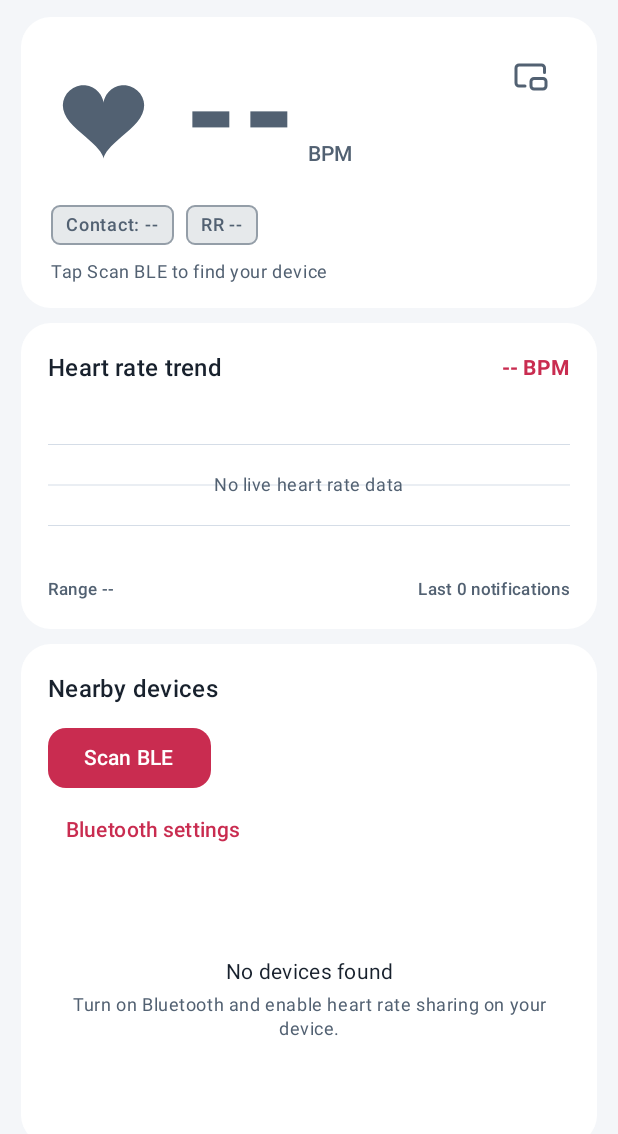
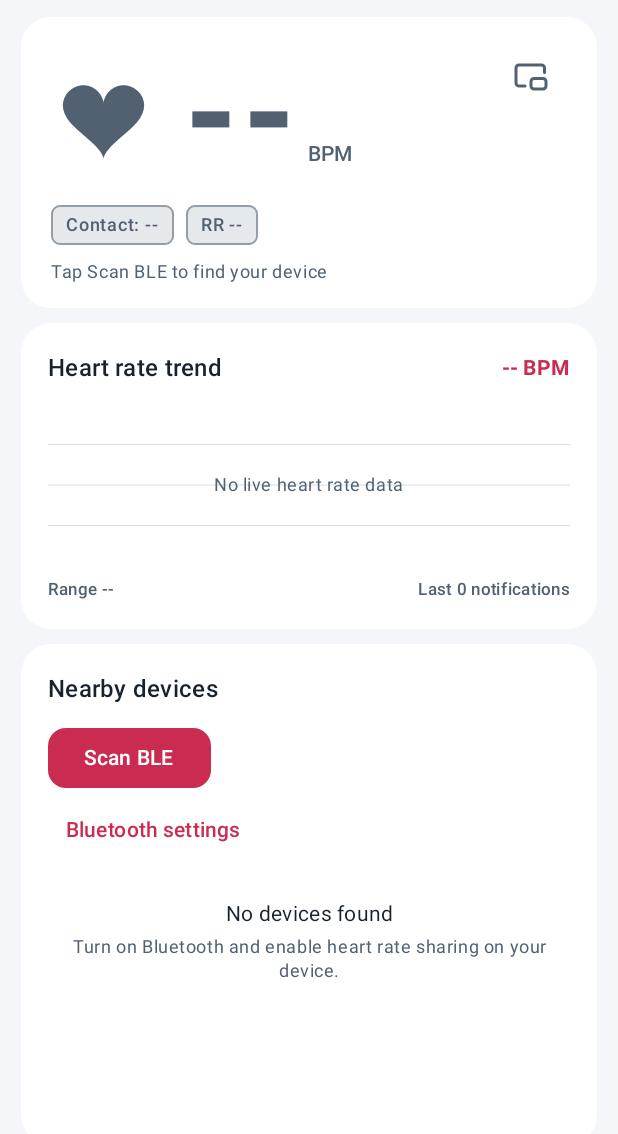
Before and after one commit to frailty9/ble-hr-viewer, an Android app built with Jetpack Compose: the screen it shows after launch (MainActivity), on a phone screen of 412 x 824 dp, the part 70-1204 px from its top. Run offline under Robolectric (Android 15) with nearby library versions, the phone set to English and light mode, and no system bars.

Commit message:
feat: 优化大屏主页布局并固定设置标题栏

```diff
--- a/app/src/main/java/com/example/blehr/feature/home/HomeScreen.kt
+++ b/app/src/main/java/com/example/blehr/feature/home/HomeScreen.kt
@@ -1,6 +1,7 @@
 package com.example.blehr.feature.home
 
 import androidx.compose.foundation.layout.Arrangement
+import androidx.compose.foundation.layout.Box
 import androidx.compose.foundation.layout.BoxWithConstraints
 import androidx.compose.foundation.layout.Column
 import androidx.compose.foundation.layout.Row
@@ -16,11 +17,14 @@ import androidx.compose.foundation.layout.only
 import androidx.compose.foundation.layout.padding
 import androidx.compose.foundation.layout.safeDrawing
 import androidx.compose.foundation.layout.windowInsetsPadding
+import androidx.compose.foundation.layout.widthIn
 import androidx.compose.foundation.rememberScrollState
 import androidx.compose.foundation.verticalScroll
 import androidx.compose.runtime.Composable
+import androidx.compose.ui.Alignment
 import androidx.compose.ui.Modifier
 import androidx.compose.ui.layout.Layout
+import androidx.compose.ui.layout.SubcomposeLayout
 import androidx.compose.ui.platform.testTag
 import androidx.compose.ui.unit.Constraints
 import androidx.compose.ui.unit.dp
@@ -44,51 +48,52 @@ fun HomeScreen(
     onOpenBluetoothSettings: () -> Unit,
     onToggleOverlay: () -> Unit,
 ) {
-    // Declare each layout's scroll state outside the orientation branch so it survives rotation.
-    val portraitScroll = rememberScrollState()
-    val landscapeLeftScroll = rememberScrollState()
-    val landscapeRightScroll = rememberScrollState()
+    // Keep each scroll position when a resize switches the layout.
+    val singleColumnScroll = rememberScrollState()
+    val leftColumnScroll = rememberScrollState()
+    val rightColumnScroll = rememberScrollState()
     // This space belongs to the content, so it enters the viewport only at the end of scrolling.
     val bottomContentSpace = WindowInsets.safeDrawing.only(WindowInsetsSides.Bottom)
         .asPaddingValues().calculateBottomPadding() + PageMargin
-    Column(
+    Box(
         modifier = Modifier
             .testTag("home_screen")
             .fillMaxSize()
             .windowInsetsPadding(WindowInsets.safeDrawing.only(WindowInsetsSides.Top + WindowInsetsSides.Horizontal))
             .padding(horizontal = PageMargin),
+        contentAlignment = Alignment.TopCenter,
     ) {
+        Column(Modifier.widthIn(max = 1120.dp).fillMaxSize()) {
             AppHeader(state, onOpenSettings)
             Spacer(Modifier.height(10.dp))
             BoxWithConstraints(Modifier.weight(1f).fillMaxWidth()) {
                 val viewportHeight = constraints.maxHeight
-            val landscape = maxWidth > maxHeight
+                val useTwoColumns = maxWidth >= 680.dp
                 val nearbyDevices: @Composable () -> Unit = {
                     DeviceCard(state, onStartScan, onStopScan, onConnect, onDisconnect, onOpenBluetoothSettings)
                 }
-            if (landscape) {
+                if (useTwoColumns) {
                     Row(
                         modifier = Modifier.fillMaxSize(),
                         horizontalArrangement = Arrangement.spacedBy(14.dp),
                     ) {
-                    Column(
+                        HeartRateColumn(
                             modifier = Modifier
                                 .weight(1.15f)
                                 .fillMaxHeight()
                                 .testTag("home_left_scroll")
-                            .verticalScroll(landscapeLeftScroll),
-                    ) {
-                        BpmCard(state, overlayVisible, onToggleOverlay)
-                        Spacer(Modifier.height(10.dp))
-                        TrendCard(state)
-                        Spacer(Modifier.height(bottomContentSpace))
-                    }
+                                .verticalScroll(leftColumnScroll),
+                            viewportHeight = viewportHeight,
+                            bottomSpace = { Spacer(Modifier.height(bottomContentSpace)) },
+                            bpmCard = { BpmCard(state, overlayVisible, onToggleOverlay) },
+                            state = state,
+                        )
                         DeviceFillColumn(
                             modifier = Modifier
                                 .weight(1f)
                                 .fillMaxHeight()
                                 .testTag("home_right_scroll")
-                            .verticalScroll(landscapeRightScroll),
+                                .verticalScroll(rightColumnScroll),
                             viewportHeight = viewportHeight,
                             bottomSpace = { Spacer(Modifier.height(bottomContentSpace)) },
                             devices = nearbyDevices,
@@ -99,7 +104,7 @@ fun HomeScreen(
                         modifier = Modifier
                             .fillMaxSize()
                             .testTag("home_scroll")
-                        .verticalScroll(portraitScroll),
+                            .verticalScroll(singleColumnScroll),
                         viewportHeight = viewportHeight,
                         top = {
                             BpmCard(state, overlayVisible, onToggleOverlay)
@@ -111,6 +116,34 @@ fun HomeScreen(
                         devices = nearbyDevices,
                     )
                 }
+            }
+        }
+    }
+}
+
+@Composable
+private fun HeartRateColumn(
+    modifier: Modifier,
+    viewportHeight: Int,
+    bottomSpace: @Composable () -> Unit,
+    bpmCard: @Composable () -> Unit,
+    state: HeartRateState,
+) {
+    SubcomposeLayout(modifier) { constraints ->
+        val cardConstraints = constraints.copy(minHeight = 0)
+        val bpm = subcompose("bpm", bpmCard).single().measure(cardConstraints)
+        val bottom = subcompose("bottom", bottomSpace).single().measure(cardConstraints)
+        val trendTop = bpm.height + 10.dp.roundToPx()
+        val remaining = (viewportHeight - trendTop - bottom.height).coerceAtLeast(0)
+        val trend = subcompose("trend") {
+            TrendCard(state, availableHeight = remaining.toDp())
+        }.single().measure(cardConstraints)
+        val bottomY = trendTop + trend.height
+        val contentHeight = maxOf(viewportHeight, bottomY + bottom.height)
+        layout(constraints.maxWidth, contentHeight) {
+            bpm.placeRelative(0, 0)
+            trend.placeRelative(0, trendTop)
+            bottom.placeRelative(0, bottomY)
         }
     }
 }
--- a/app/src/main/java/com/example/blehr/feature/home/components/DeviceCard.kt
+++ b/app/src/main/java/com/example/blehr/feature/home/components/DeviceCard.kt
@@ -103,9 +103,8 @@ internal fun DeviceCard(
             }
             Spacer(Modifier.height(10.dp))
             if (state.devices.isEmpty()) {
-                Spacer(Modifier.weight(1f))
                 Column(
-                    modifier = Modifier.fillMaxWidth().padding(vertical = 24.dp),
+                    modifier = Modifier.fillMaxWidth().padding(top = 12.dp, bottom = 12.dp),
                     horizontalAlignment = Alignment.CenterHorizontally,
                 ) {
                     Text(
@@ -122,7 +121,6 @@ internal fun DeviceCard(
                         textAlign = TextAlign.Center,
                     )
                 }
-                Spacer(Modifier.weight(1f))
             } else {
                 Column(verticalArrangement = Arrangement.spacedBy(6.dp)) {
                     for (device in state.devices) {
--- a/app/src/main/java/com/example/blehr/feature/home/components/TrendCard.kt
+++ b/app/src/main/java/com/example/blehr/feature/home/components/TrendCard.kt
@@ -2,12 +2,10 @@ package com.example.blehr.feature.home.components
 
 import androidx.compose.foundation.Canvas
 import androidx.compose.foundation.layout.Box
-import androidx.compose.foundation.layout.Column
 import androidx.compose.foundation.layout.Row
 import androidx.compose.foundation.layout.Spacer
 import androidx.compose.foundation.layout.fillMaxSize
 import androidx.compose.foundation.layout.fillMaxWidth
-import androidx.compose.foundation.layout.height
 import androidx.compose.foundation.layout.padding
 import androidx.compose.foundation.layout.size
 import androidx.compose.foundation.layout.width
@@ -23,9 +21,11 @@ import androidx.compose.ui.graphics.Path
 import androidx.compose.ui.graphics.StrokeCap
 import androidx.compose.ui.graphics.StrokeJoin
 import androidx.compose.ui.graphics.drawscope.Stroke
+import androidx.compose.ui.layout.Layout
 import androidx.compose.ui.res.pluralStringResource
 import androidx.compose.ui.res.stringResource
 import androidx.compose.ui.text.font.FontWeight
+import androidx.compose.ui.unit.Dp
 import androidx.compose.ui.unit.dp
 import com.example.blehr.R
 import com.example.blehr.data.heartrate.ConnectionPhase
@@ -38,15 +38,18 @@ import com.example.blehr.ui.theme.Muted
 import kotlin.math.max
 
 @Composable
-internal fun TrendCard(state: HeartRateState) {
+internal fun TrendCard(state: HeartRateState, availableHeight: Dp = 0.dp) {
     val history = state.history
+    val padding = 18.dp
     Card(
         modifier = Modifier.fillMaxWidth(),
         shape = LocalAppShapes.current.card,
         colors = CardDefaults.cardColors(containerColor = MaterialTheme.colorScheme.surface),
     ) {
-        Column(Modifier.padding(18.dp)) {
-            Row(verticalAlignment = Alignment.CenterVertically) {
+        Layout(
+            modifier = Modifier.fillMaxWidth().padding(padding),
+            content = {
+                Row(Modifier.fillMaxWidth(), verticalAlignment = Alignment.CenterVertically) {
                     Text(
                         text = stringResource(R.string.trend_title),
                         style = MaterialTheme.typography.titleMedium,
@@ -60,11 +63,8 @@ internal fun TrendCard(state: HeartRateState) {
                         color = Accent,
                     )
                 }
-            Spacer(Modifier.height(12.dp))
                 Box(
-                modifier = Modifier
-                    .fillMaxWidth()
-                    .height(108.dp),
+                    modifier = Modifier.fillMaxWidth(),
                 ) {
                     Sparkline(history, Modifier.fillMaxSize())
                     if (history.size < 2) {
@@ -82,8 +82,7 @@ internal fun TrendCard(state: HeartRateState) {
                         )
                     }
                 }
-            Spacer(Modifier.height(8.dp))
-            Row {
+                Row(Modifier.fillMaxWidth()) {
                     Text(
                         text = if (history.isEmpty()) stringResource(R.string.trend_range_empty) else
                             stringResource(R.string.trend_range, history.minOrNull() ?: 0, history.maxOrNull() ?: 0),
@@ -96,6 +95,24 @@ internal fun TrendCard(state: HeartRateState) {
                         style = MaterialTheme.typography.labelSmall,
                         color = Muted,
                     )
+                }
+            },
+        ) { (title, plot, footer), constraints ->
+            val childConstraints = constraints.copy(minHeight = 0)
+            val titlePlaceable = title.measure(childConstraints)
+            val footerPlaceable = footer.measure(childConstraints)
+            val topGap = 12.dp.roundToPx()
+            val bottomGap = 8.dp.roundToPx()
+            val chromeHeight = 2 * padding.roundToPx() + titlePlaceable.height + footerPlaceable.height + topGap + bottomGap
+            val plotHeight = (availableHeight.roundToPx() - chromeHeight)
+                .coerceIn(108.dp.roundToPx(), 320.dp.roundToPx())
+            val plotPlaceable = plot.measure(childConstraints.copy(minHeight = plotHeight, maxHeight = plotHeight))
+            val plotTop = titlePlaceable.height + topGap
+            val footerTop = plotTop + plotPlaceable.height + bottomGap
+            layout(constraints.maxWidth, footerTop + footerPlaceable.height) {
+                titlePlaceable.placeRelative(0, 0)
+                plotPlaceable.placeRelative(0, plotTop)
+                footerPlaceable.placeRelative(0, footerTop)
             }
         }
     }
```
Also changed, not shown: app/src/main/java/com/example/blehr/feature/settings/SettingsScreen.kt (+20 -8 lines), 2 other files. Lines whose indentation alone changed are shown as unchanged.
